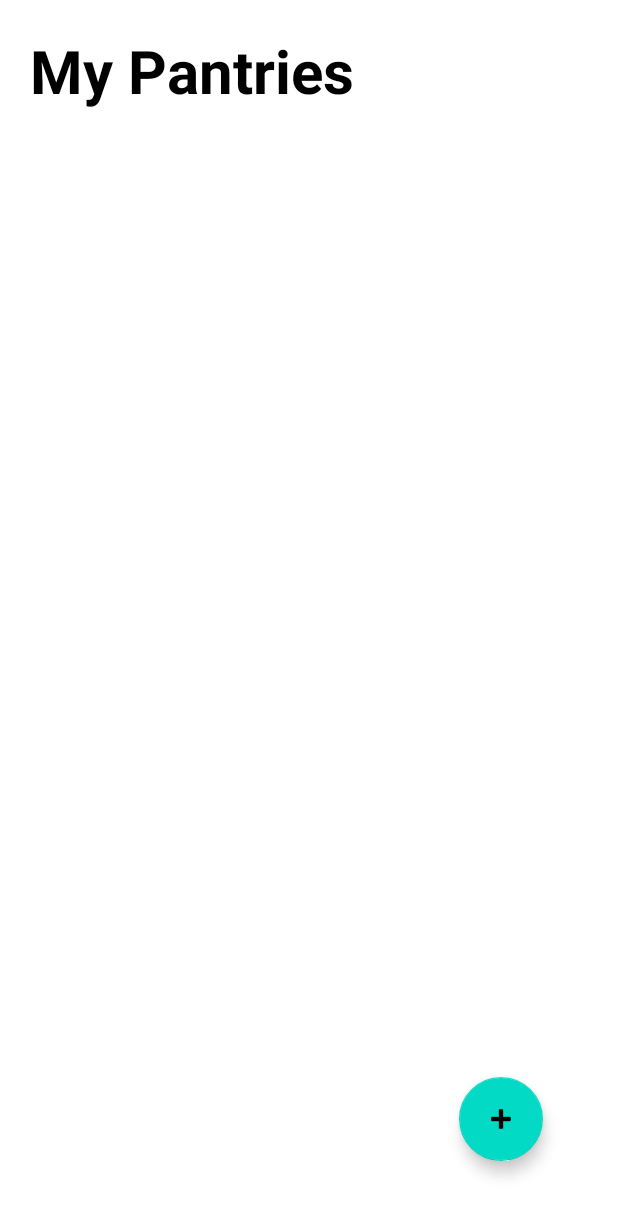
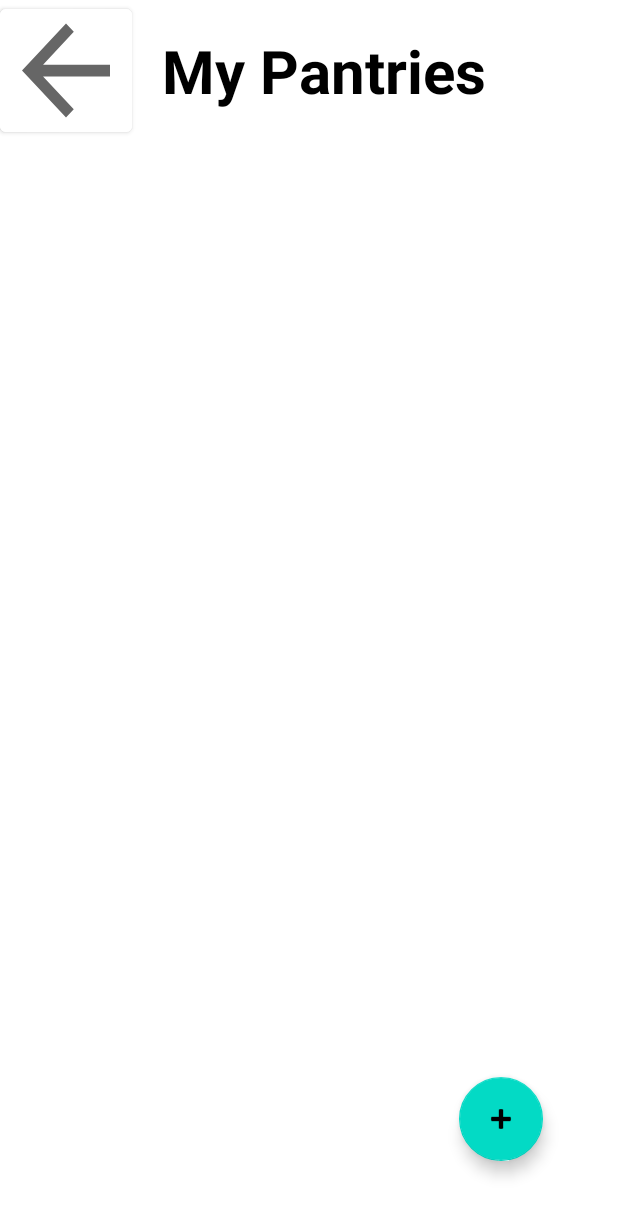
Before and after one commit to wamillard/CPSC_3367_FinalProject, an Android app: the layout activity_pantry.xml on its own in the app's theme, with its tools: preview values and no code run, on a phone screen of 412 x 824 dp. Shown: the top 1216 px of the screen. Run offline under Robolectric (Android 15) with nearby library versions, the phone set to English and light mode, and no system bars.

Commit message:
Added Back button from Pantry, and fixed FAB icon size

```diff
--- a/app/src/main/java/com/juarez_millard/finalproject/MainActivity.java
+++ b/app/src/main/java/com/juarez_millard/finalproject/MainActivity.java
@@ -43,8 +43,6 @@ public class MainActivity extends AppCompatActivity {
 
         pantryList=dataManager.readPantry(this);
 
-        foodList=dataManager.readFood(this);
-        categoryList=dataManager.readCategories(this);
 
 
         RecyclerView.LayoutManager layoutManager= new LinearLayoutManager(this);
@@ -65,6 +63,10 @@ public class MainActivity extends AppCompatActivity {
         mainRecyclerView.setLayoutManager(layoutManager);
         mainRecyclerView.setAdapter(mAdapter);
 
+        if(pantryList.size()>3)
+        {
+            this.mBinding.imgVPantry.setVisibility(View.GONE);
+        }
 
 
 
--- a/app/src/main/java/com/juarez_millard/finalproject/PantryActivity.java
+++ b/app/src/main/java/com/juarez_millard/finalproject/PantryActivity.java
@@ -9,6 +9,7 @@ import android.os.Bundle;
 import android.view.View;
 import android.widget.TextView;
 
+import com.google.android.material.button.MaterialButton;
 import com.juarez_millard.finalproject.adapter.FoodEntryAdapter;
 import com.juarez_millard.finalproject.databinding.ActivityPantryBinding;
 import com.juarez_millard.finalproject.model.Food;
@@ -36,7 +37,6 @@ public class PantryActivity extends MainActivity
 		mBinding = ActivityPantryBinding.inflate(getLayoutInflater());
 		setContentView(mBinding.getRoot());
 		Intent pantryOpened=getIntent();
-		HashMap<Integer, Food> pantryDetails;
 
 		currentPantry=(Pantry) pantryOpened.getParcelableExtra("Pantry");
 
@@ -47,9 +47,6 @@ public class PantryActivity extends MainActivity
 		inventory=dataManager.readFoodEntry(this,currentPantry.getpID());
 		Set<Integer> idList=inventory.keySet();
 		inventory=dataManager.getFoodDetails(this,inventory);
-
-
-
 
 		RecyclerView.LayoutManager layoutManager= new LinearLayoutManager(this);
 		FoodEntryAdapter mAdapter=new FoodEntryAdapter(this,inventory);
@@ -67,5 +64,14 @@ public class PantryActivity extends MainActivity
 		mainRecyclerView.setLayoutManager(layoutManager);
 		mainRecyclerView.setAdapter(mAdapter);
 
+		this.mBinding.btnBack.setOnClickListener(new View.OnClickListener()
+		{
+			@Override
+			public void onClick(View v)
+			{
+				startActivity(new Intent(PantryActivity.this,MainActivity.class));
+			}
+		});
+
 	}
 }
--- a/app/src/main/java/com/juarez_millard/finalproject/utility/DataManager.java
+++ b/app/src/main/java/com/juarez_millard/finalproject/utility/DataManager.java
@@ -374,7 +374,6 @@ public class DataManager
 			idList.add(inventory.get(i).getfID());
 		}
 
-
 		try
 		{
 			String nextLine = foodReader.readLine();
@@ -387,12 +386,7 @@ public class DataManager
 				fName = nextLine;
 				nextLine = foodReader.readLine();
 				Uom = nextLine;
-/*					while (!nextLine.equals(new String("/Cat")))
-					{
-						fCategory.add(Integer.parseInt(nextLine));
-						nextLine = foodReader.readLine();
-					}
-*/
+
 				if (idList.indexOf(fID)>=0)
 				{
 					inventory.get(currEntry).setfName(fName);
--- /dev/null
+++ b/app/src/main/res/drawable/ic_baseline_arrow_back_24.xml
@@ -0,0 +1,11 @@
+<vector xmlns:android="http://schemas.android.com/apk/res/android"
+    android:width="24dp"
+    android:height="24dp"
+    android:viewportWidth="24"
+    android:viewportHeight="24"
+    android:tint="?attr/colorControlNormal"
+    android:autoMirrored="true">
+  <path
+      android:fillColor="@android:color/white"
+      android:pathData="M20,11H7.83l5.59,-5.59L12,4l-8,8 8,8 1.41,-1.41L7.83,13H20v-2z"/>
+</vector>
--- a/app/src/main/res/layout/activity_main.xml
+++ b/app/src/main/res/layout/activity_main.xml
@@ -53,10 +53,10 @@
 
     <com.google.android.material.floatingactionbutton.FloatingActionButton
         android:id="@+id/floatingActionButton"
-        android:layout_width="80dp"
-        android:layout_height="80dp"
+        android:layout_width="wrap_content"
+        android:layout_height="wrap_content"
         android:clickable="true"
-        android:layout_margin="20dp"
+        android:layout_margin="50dp"
         app:layout_constraintBottom_toBottomOf="parent"
         app:layout_constraintEnd_toEndOf="parent"
         app:srcCompat ="@android:drawable/ic_menu_add"
--- a/app/src/main/res/layout/activity_pantry.xml
+++ b/app/src/main/res/layout/activity_pantry.xml
@@ -6,29 +6,45 @@
     android:layout_height="match_parent"
     tools:context=".PantryActivity">
 
-    <LinearLayout
+    <androidx.constraintlayout.widget.ConstraintLayout
+        android:id="@+id/linearLayout"
         android:layout_width="match_parent"
-        android:layout_height="match_parent"
-        android:orientation="vertical">
+        android:layout_height="match_parent">
+
+        <com.google.android.material.button.MaterialButton
+            android:id="@+id/btn_back"
+            android:layout_width="wrap_content"
+            android:layout_height="0dp"
+            android:foreground="@drawable/ic_baseline_arrow_back_24"
+            android:backgroundTint="@color/white"
+            app:layout_constraintBottom_toBottomOf="@id/txtV_PantryName"
+            app:layout_constraintStart_toStartOf="parent"
+            app:layout_constraintTop_toTopOf="parent" />
 
         <TextView
             android:id="@+id/txtV_PantryName"
-            android:layout_width="match_parent"
+            android:layout_width="0dp"
             android:layout_height="wrap_content"
             android:padding="20dp"
             android:text="@string/Pantry"
             android:textColor="@color/black"
             android:textSize="40dp"
-            android:textStyle="bold" />
+            android:textStyle="bold"
+            app:layout_constraintStart_toEndOf="@id/btn_back"
+            app:layout_constraintTop_toTopOf="parent" />
 
         <androidx.recyclerview.widget.RecyclerView
             android:id="@+id/recyclerV_PantryContents"
-            android:layout_width="match_parent"
-            android:layout_height="match_parent"
+            android:layout_width="0dp"
+            android:layout_height="0dp"
             android:scrollbars="vertical"
-            android:scrollingCache="true" />
+            android:scrollingCache="true"
+            app:layout_constraintBottom_toBottomOf="parent"
+            app:layout_constraintEnd_toEndOf="parent"
+            app:layout_constraintStart_toStartOf="parent"
+            app:layout_constraintTop_toBottomOf="@+id/txtV_PantryName" />
 
-    </LinearLayout>
+    </androidx.constraintlayout.widget.ConstraintLayout>
 
     <com.google.android.material.floatingactionbutton.FloatingActionButton
         android:id="@+id/fAB_AddItemtoPantry"
```
